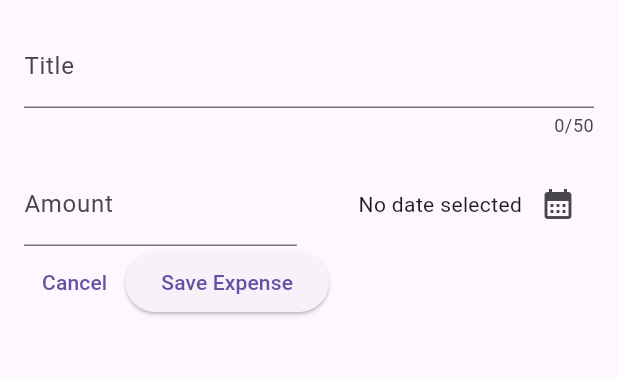
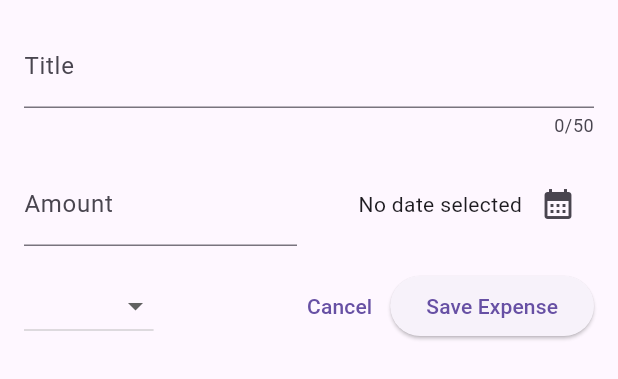
Before and after one commit to Eraycak/expense_tracker_app, a Flutter app: the NewExpense widget shown alone on an empty page, opened directly, on a phone screen of 412 x 824 dp. Shown: the top 379 px of the screen. Run offline on Flutter 3.47's test engine with Material 2 defaults, Android fonts, the phone set to English and light mode, and no system bars.

Commit message:
ci: add category selector for expenses

```diff
--- a/lib/widgets/new_expense.dart
+++ b/lib/widgets/new_expense.dart
@@ -1,5 +1,6 @@
 import 'package:flutter/material.dart';
 import 'package:expense_tracker_app/models/expense.dart';
+import 'package:expense_tracker_app/enums/category.dart';
 
 class NewExpense extends StatefulWidget {
   const NewExpense({super.key});
@@ -14,6 +15,16 @@ class _NewExpenseState extends State<NewExpense> {
   final _titleController = TextEditingController();
   final _amountController = TextEditingController();
   DateTime? _selectedDate;
+  Category? _selectedCategory;
+  void _setSelectedCategory(Category? category) {
+    if (category == null) {
+      return;
+    }
+    setState(() {
+      _selectedCategory = category;
+    });
+  }
+
   void _presentDatePicker() async {
     final currentDate = DateTime.now();
     final firstDate =
@@ -83,8 +94,24 @@ class _NewExpenseState extends State<NewExpense> {
               ),
             ],
           ),
+          const SizedBox(height: 16),
           Row(
             children: [
+              DropdownButton(
+                value: _selectedCategory,
+                items: Category.values
+                    .map(
+                      (category) => DropdownMenuItem(
+                        value: category,
+                        child: Text(
+                          category.name.toUpperCase(),
+                        ),
+                      ),
+                    )
+                    .toList(),
+                onChanged: (value) => _setSelectedCategory(value),
+              ),
+              const Spacer(),
               TextButton(
                 onPressed: () => _closeModal(context),
                 child: const Text('Cancel'),
```
